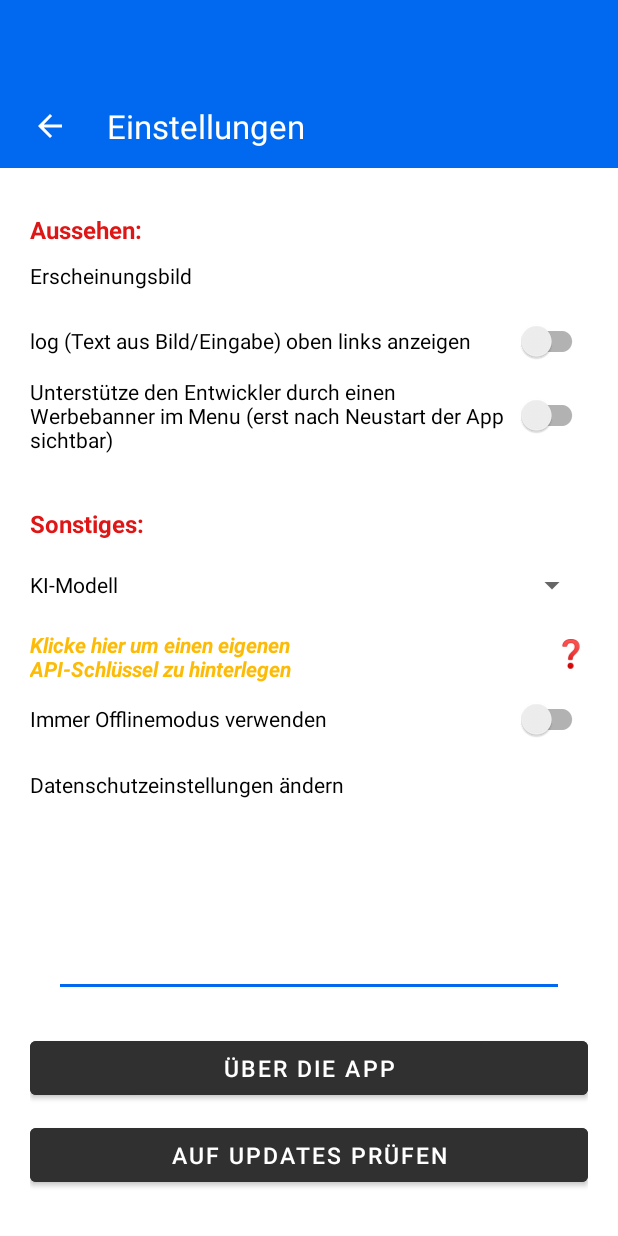
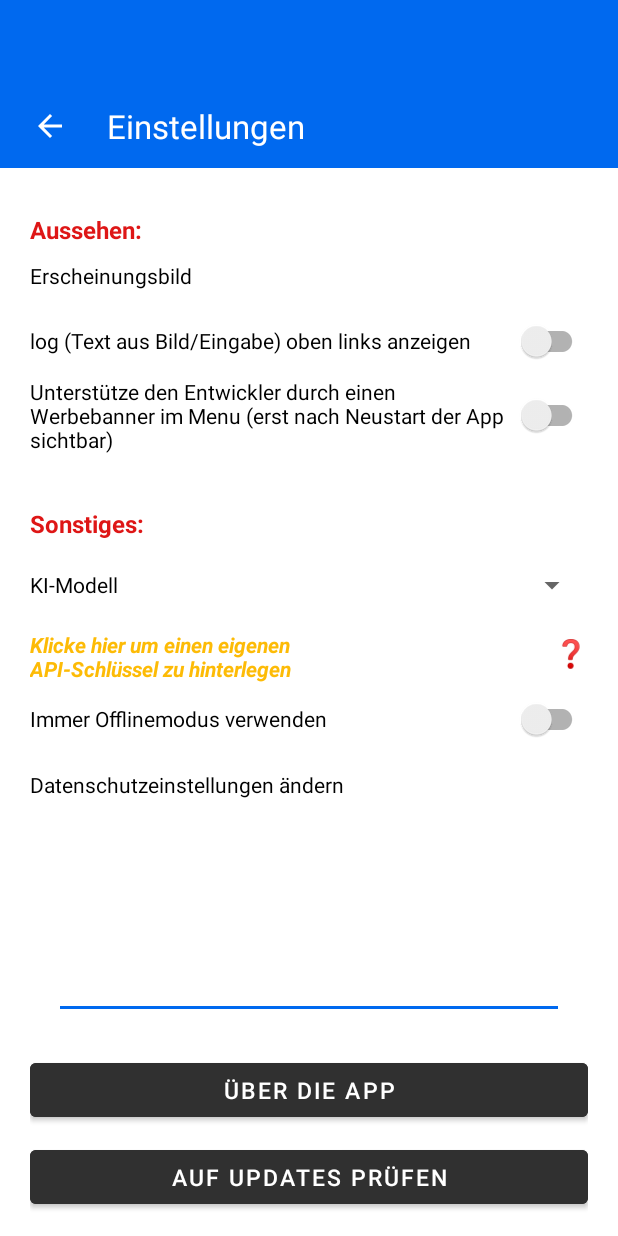
Before and after one commit to Haainz/Kennzeichenerkennung, an Android app: the SettingsActivity screen opened directly, with no data from a screen before it, on a phone screen of 412 x 824 dp. Run offline under Robolectric (Android 15) with nearby library versions, the phone set to English and light mode, and no system bars.

Commit message:
fixed layout bugs

```diff
--- a/app/build.gradle
+++ b/app/build.gradle
@@ -10,8 +10,8 @@ android {
         applicationId "de.haainz.kennzeichenerkennung"
         minSdk 26
         targetSdk 35
-        versionCode 6004
-        versionName "6.0.0d"
+        versionCode 6006
+        versionName "6.0.0f"
 
         testInstrumentationRunner "androidx.test.runner.AndroidJUnitRunner"
     }
--- a/app/src/main/java/de/haainz/kennzeichenerkennung/SettingsActivity.java
+++ b/app/src/main/java/de/haainz/kennzeichenerkennung/SettingsActivity.java
@@ -9,6 +9,7 @@ import android.os.Build;
 import android.os.Bundle;
 import android.util.Log;
 import android.view.View;
+import android.view.ViewGroup;
 import android.view.WindowInsetsController;
 import android.widget.AdapterView;
 import android.widget.ArrayAdapter;
@@ -21,6 +22,9 @@ import android.widget.Toast;
 import androidx.appcompat.app.AppCompatActivity;
 import androidx.appcompat.widget.SwitchCompat;
 import androidx.core.content.ContextCompat;
+import androidx.core.graphics.Insets;
+import androidx.core.view.ViewCompat;
+import androidx.core.view.WindowInsetsCompat;
 import androidx.fragment.app.DialogFragment;
 
 import com.google.android.material.snackbar.Snackbar;
@@ -53,6 +57,17 @@ public class SettingsActivity extends AppCompatActivity {
     protected void onCreate(Bundle savedInstanceState) {
         super.onCreate(savedInstanceState);
         setContentView(R.layout.activity_settings);
+
+        View spacer = findViewById(R.id.navigation_bar_spacer);
+        if (spacer != null) {
+            ViewCompat.setOnApplyWindowInsetsListener(spacer, (v, insets) -> {
+                Insets navInsets = insets.getInsets(WindowInsetsCompat.Type.systemBars());
+                ViewGroup.LayoutParams params = v.getLayoutParams();
+                params.height = navInsets.bottom;
+                v.setLayoutParams(params);
+                return insets;
+            });
+        }
 
         sharedPreferences = getSharedPreferences("settings", MODE_PRIVATE);
 
--- a/app/src/main/res/layout/activity_main.xml
+++ b/app/src/main/res/layout/activity_main.xml
@@ -3,7 +3,7 @@
     xmlns:app="http://schemas.android.com/apk/res-auto"
     xmlns:tools="http://schemas.android.com/tools"
     android:id="@+id/drawer_layout"
-    android:layout_width="wrap_content"
+    android:layout_width="match_parent"
     android:layout_height="match_parent"
     tools:openDrawer="start">
 
@@ -18,7 +18,7 @@
         android:layout_width="wrap_content"
         android:layout_height="match_parent"
         android:layout_gravity="start"
-        android:fitsSystemWindows="true"
+        android:fitsSystemWindows="false"
         app:headerLayout="@layout/nav_header_main"
         app:itemShapeFillColor="?attr/backcolor"
         app:menu="@menu/activity_main_drawer">
@@ -30,5 +30,4 @@
             android:layout_height="wrap_content"
             android:layout_gravity="bottom" />
     </com.google.android.material.navigation.NavigationView>
-
 </androidx.drawerlayout.widget.DrawerLayout>
--- a/app/src/main/res/layout/activity_settings.xml
+++ b/app/src/main/res/layout/activity_settings.xml
@@ -161,9 +161,9 @@
         android:id="@+id/rellay"
         android:layout_width="match_parent"
         android:layout_height="wrap_content"
-        android:layout_alignParentBottom="true"
+        android:layout_above="@+id/navigation_bar_spacer"
         android:layout_marginHorizontal="20dp"
-        android:layout_marginBottom="30dp"
+        android:layout_marginBottom="15dp"
         android:orientation="vertical">
 
         <RelativeLayout
@@ -198,4 +198,10 @@
             android:textColor="@color/white"
             android:textSize="15sp" />
     </RelativeLayout>
+    <View
+        android:id="@+id/navigation_bar_spacer"
+        android:layout_width="match_parent"
+        android:layout_height="0dp"
+        android:layout_alignParentBottom="true"
+        android:background="@android:color/transparent" />
 </RelativeLayout>
--- a/app/src/main/res/layout/activity_ueber.xml
+++ b/app/src/main/res/layout/activity_ueber.xml
@@ -150,4 +150,10 @@
             android:text="🗣️ Kontakt"
             android:textColor="@color/white" />
     </LinearLayout>
+    <View
+        android:id="@+id/navigation_bar_spacer"
+        android:layout_width="match_parent"
+        android:layout_height="0dp"
+        android:layout_alignParentBottom="true"
+        android:background="@android:color/transparent" />
 </RelativeLayout>
--- a/app/src/main/res/layout/fragment_day.xml
+++ b/app/src/main/res/layout/fragment_day.xml
@@ -391,7 +391,6 @@
                         android:id="@+id/imagecard_oftheday"
                         android:layout_width="0dp"
                         android:layout_height="0dp"
-                        app:cardBackgroundColor="@color/red"
                         app:cardCornerRadius="22dp"
                         app:cardElevation="4dp"
                         app:cardPreventCornerOverlap="true"
@@ -449,7 +448,7 @@
                             android:id="@+id/kurzCard"
                             android:layout_width="0dp"
                             android:layout_height="0dp"
-                            app:cardBackgroundColor="@color/red"
+                            app:cardBackgroundColor="@color/blue_200"
                             app:cardCornerRadius="999dp"
                             app:cardElevation="4dp"
                             app:cardPreventCornerOverlap="false"
--- a/app/src/main/res/layout/fragment_list.xml
+++ b/app/src/main/res/layout/fragment_list.xml
@@ -269,7 +269,8 @@
         android:layout_width="match_parent"
         android:layout_height="match_parent"
         android:layout_below="@id/topbar_layout"
-        android:padding="10dp">
+        android:paddingHorizontal="10dp"
+        android:paddingTop="10dp">
 
         <ListView
             android:id="@+id/list"
```
Also changed, not shown: app/src/main/java/de/haainz/kennzeichenerkennung/MainActivity.java (+30 -0 lines), app/src/main/java/de/haainz/kennzeichenerkennung/UeberActivity.java (+16 -1 lines), app/src/main/res/layout/content_main.xml (+15 -3 lines), app/src/main/res/layout/nav_footer.xml (+8 -3 lines), 1 other file.
